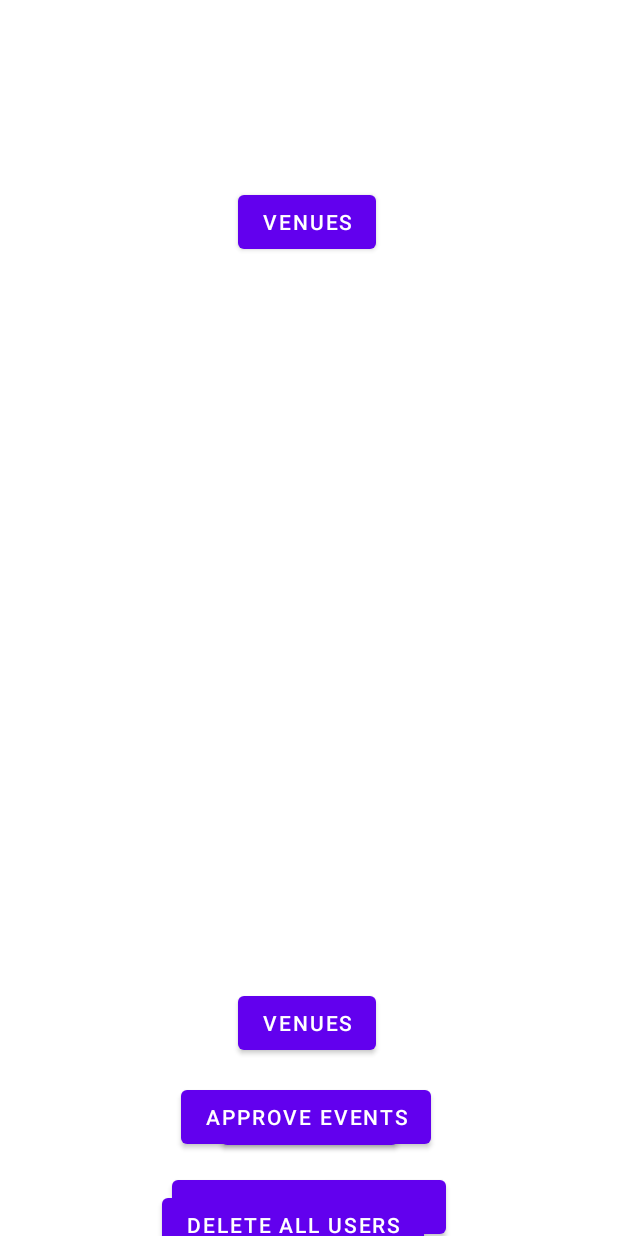
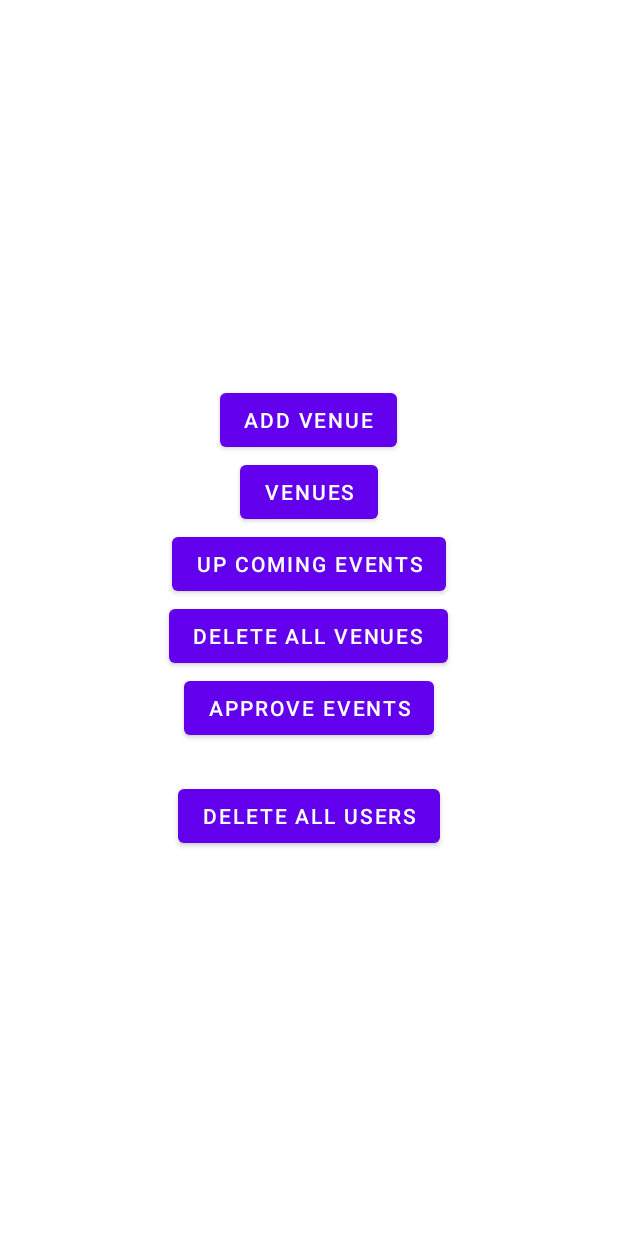
Before and after one commit to KleinKodes/SKADJ-CSCB07-Project, an Android app: the AdminActivity screen opened directly, with no data from a screen before it, on a phone screen of 412 x 824 dp. Run offline under Robolectric (Android 15) with nearby library versions, the phone set to English and light mode, and no system bars; our stand-ins replace Firebase (no records; nobody signed in at launch, a user with empty details on screens opened directly).

Commit message:
Fixed merge errors: NOTE: Jacky's branch had a few unnoticed bugs that I could not fix so I am leaving them for him to fix. Since this branch is now not fully functional at the moment I will push this to main2.

```diff
--- a/app/src/main/java/com/example/b07_project/AddEvent.java
+++ b/app/src/main/java/com/example/b07_project/AddEvent.java
@@ -28,7 +28,7 @@ import com.google.firebase.database.DataSnapshot;
 import com.google.firebase.database.DatabaseReference;
 import com.google.firebase.database.FirebaseDatabase;
 
-import org.w3c.dom.Text;
+
 
 public class AddEvent extends AppCompatActivity {
 
--- a/app/src/main/java/com/example/b07_project/LoginActivity.java
+++ b/app/src/main/java/com/example/b07_project/LoginActivity.java
@@ -92,6 +92,9 @@ public class LoginActivity extends AppCompatActivity {
                                         mainAct.putExtra("auth", logUser.auth);
                                         mainAct.putExtra("id", logUser.id);
 
+                                        adminAct.putExtra("auth", logUser.auth);
+                                        adminAct.putExtra("id", logUser.id);
+
                                         if (logUser.auth == 1){
                                             startActivity(adminAct);
                                         }
--- a/app/src/main/java/com/example/b07_project/MainActivity.java
+++ b/app/src/main/java/com/example/b07_project/MainActivity.java
@@ -8,6 +8,7 @@ import android.view.View;
 
 import com.google.android.gms.tasks.OnCompleteListener;
 import com.google.android.gms.tasks.Task;
+import com.google.firebase.auth.FirebaseAuth;
 import com.google.firebase.database.DataSnapshot;
 import com.google.firebase.database.DatabaseReference;
 import com.google.firebase.database.FirebaseDatabase;
--- a/app/src/main/java/com/example/b07_project/SignUpActivity.java
+++ b/app/src/main/java/com/example/b07_project/SignUpActivity.java
@@ -22,6 +22,7 @@ import com.google.firebase.auth.AuthResult;
 import com.google.firebase.auth.FirebaseAuth;
 import com.google.firebase.auth.FirebaseUser;
 import com.google.firebase.auth.UserProfileChangeRequest;
+import com.google.firebase.database.DataSnapshot;
 import com.google.firebase.database.DatabaseReference;
 import com.google.firebase.database.FirebaseDatabase;
 
--- a/app/src/main/res/layout/activity_admin.xml
+++ b/app/src/main/res/layout/activity_admin.xml
@@ -6,88 +6,39 @@
     android:layout_height="match_parent"
     tools:context=".AdminActivity">
 
-    <Button
-        android:id="@+id/button12"
-        android:layout_width="wrap_content"
-        android:layout_height="wrap_content"
-        android:layout_marginStart="158dp"
-        android:layout_marginEnd="161dp"
-        android:layout_marginBottom="652dp"
-        android:onClick="transitionToVenues"
-        android:text="Venues"
-        app:layout_constraintBottom_toBottomOf="parent"
-        app:layout_constraintEnd_toEndOf="parent"
-        app:layout_constraintHorizontal_bias="1.0"
-        app:layout_constraintStart_toStartOf="parent" />
+    <LinearLayout
+        android:layout_width="match_parent"
+        android:layout_height="match_parent"
+        android:gravity="center"
+        android:orientation="vertical">
 
         <Button
             android:id="@+id/button3"
             android:layout_width="wrap_content"
             android:layout_height="wrap_content"
-        android:layout_marginStart="146dp"
-        android:layout_marginTop="15dp"
-        android:layout_marginEnd="146dp"
             android:onClick="transitionToAddVenue"
-        android:text="Add Venue"
-        app:layout_constraintEnd_toEndOf="parent"
-        app:layout_constraintStart_toStartOf="parent"
-        app:layout_constraintTop_toBottomOf="@+id/button12" />
+            android:text="Add Venue" />
+
+        <Button
+            android:id="@+id/adminVenueTransition"
+            android:layout_width="wrap_content"
+            android:layout_height="wrap_content"
+            android:onClick="transitionToVenues"
+            android:text="Venues" />
 
         <Button
             android:id="@+id/button4"
             android:layout_width="wrap_content"
             android:layout_height="wrap_content"
-        android:layout_marginStart="113dp"
-        android:layout_marginTop="11dp"
-        android:layout_marginEnd="114dp"
             android:onClick="transitionToEvents"
-        android:text="Up Coming Events"
-        app:layout_constraintEnd_toEndOf="parent"
-        app:layout_constraintStart_toStartOf="parent"
-        app:layout_constraintTop_toBottomOf="@+id/button3" />
+            android:text="Up Coming Events" />
 
         <Button
             android:id="@+id/button5"
             android:layout_width="wrap_content"
             android:layout_height="wrap_content"
-        android:layout_marginTop="16dp"
-        android:layout_marginBottom="44dp"
             android:onClick="deleteAllVenues"
-        android:text="Delete all venues"
-        app:layout_constraintBottom_toTopOf="@+id/button6"
-        app:layout_constraintEnd_toEndOf="parent"
-        app:layout_constraintHorizontal_bias="0.517"
-        app:layout_constraintStart_toStartOf="parent"
-        app:layout_constraintTop_toBottomOf="@+id/button4" />
-
-    <Button
-        android:id="@+id/profileDelete"
-        android:layout_width="wrap_content"
-        android:layout_height="wrap_content"
-        android:layout_marginStart="108dp"
-        android:layout_marginEnd="127dp"
-        android:layout_marginBottom="4dp"
-        android:onClick="deleteAllUsers"
-        android:text="Delete all users"
-        app:layout_constraintBottom_toTopOf="@+id/button5"
-        app:layout_constraintEnd_toEndOf="parent"
-        app:layout_constraintHorizontal_bias="0.0"
-        app:layout_constraintStart_toStartOf="parent" />
-
-    <Button
-        android:id="@+id/button12"
-        android:layout_width="wrap_content"
-        android:layout_height="wrap_content"
-        android:layout_marginStart="158dp"
-        android:layout_marginTop="50dp"
-        android:layout_marginEnd="161dp"
-        android:layout_marginBottom="118dp"
-        android:onClick="transitionToVenues"
-        android:text="Venues"
-        app:layout_constraintBottom_toBottomOf="parent"
-        app:layout_constraintEnd_toEndOf="parent"
-        app:layout_constraintStart_toStartOf="parent"
-        app:layout_constraintTop_toBottomOf="@+id/button6" />
+            android:text="Delete all venues" />
 
         <Button
             android:id="@+id/button13"
@@ -95,10 +46,14 @@
             android:layout_height="wrap_content"
             android:layout_marginBottom="24dp"
             android:onClick="transitionToApproveEvents"
-        android:text="Approve Events"
-        app:layout_constraintBottom_toTopOf="@+id/profileDelete"
-        app:layout_constraintEnd_toEndOf="parent"
-        app:layout_constraintHorizontal_bias="0.492"
-        app:layout_constraintStart_toStartOf="parent" />
+            android:text="Approve Events" />
+
+        <Button
+            android:id="@+id/profileDelete"
+            android:layout_width="wrap_content"
+            android:layout_height="wrap_content"
+            android:onClick="deleteAllUsers"
+            android:text="Delete all users" />
+    </LinearLayout>
 
 </androidx.constraintlayout.widget.ConstraintLayout>
```
Also changed, not shown: app/src/main/AndroidManifest.xml (+7 -1 lines), app/src/main/java/com/example/b07_project/AddEventDenny.java (+4 -4 lines), app/src/main/java/com/example/b07_project/AddVenue.java (+9 -1 lines), app/src/main/java/com/example/b07_project/AdminActivity.java (+9 -0 lines), app/src/main/java/com/example/b07_project/UpcomingEventsAdapter.java (+21 -1 lines), app/src/main/java/com/example/b07_project/UpcomingEventsDriver.java (+6 -1 lines), app/src/main/java/com/example/b07_project/unApprovedEventPageDenny.java (deleted, +0 -122 lines), app/src/main/res/layout/activity_login.xml (+9 -6 lines), app/src/main/res/layout/unapproved_event_page_denny.xml (deleted, +0 -170 lines). Lines whose indentation alone changed are shown as unchanged.
